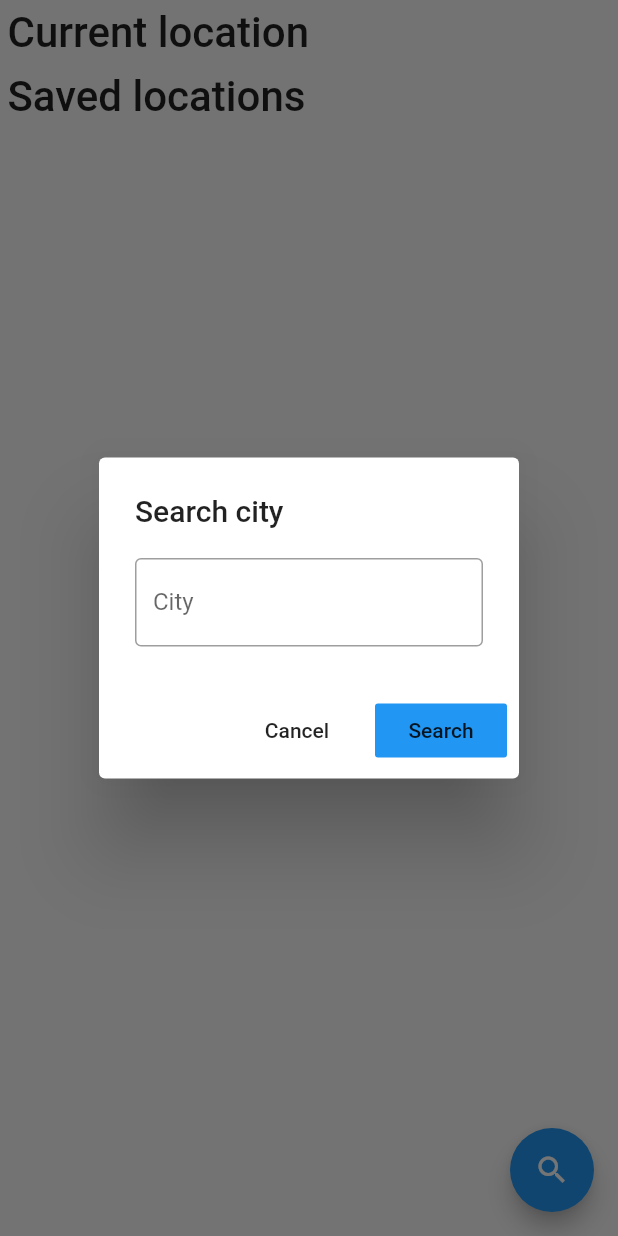
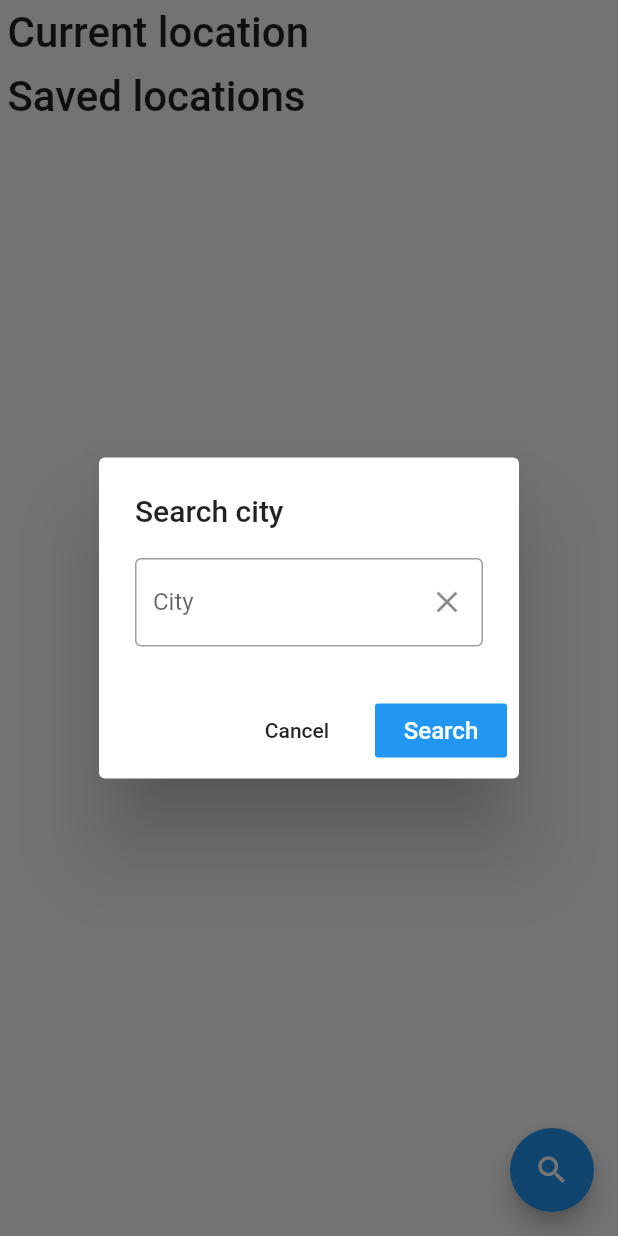
Before and after one commit to Filiponesco/WeatherApp, a Flutter app: the screen it shows after launch, after a tap on the "search" icon, on a phone screen of 412 x 824 dp. Run offline on Flutter 3.47's test engine with Material 2 defaults, Android fonts, the phone set to English and light mode, and no system bars; our stand-ins replace connectivity, geolocator, sqflite; accounts and stored records are empty.

Commit message:
add Circular Progress Indicator, upperCase(first letter in city), icon to clear textField)
To do: catch error

```diff
--- a/weather_broadcast/lib/pages/home_page.dart
+++ b/weather_broadcast/lib/pages/home_page.dart
@@ -1,4 +1,7 @@
+import 'dart:async';
+
 import 'package:flutter/cupertino.dart';
+import 'package:flutter/foundation.dart';
 import 'package:flutter/material.dart';
 import 'package:weather_broadcast/models/forecast_entity.dart';
 import 'package:connectivity/connectivity.dart';
@@ -108,11 +111,15 @@ Widget _futureLookup(Future<ForecastEntity> forecast, {bool favorite = false}) {
   );
 }
 void _searchDialog(BuildContext context, Repository repo) {
+  bool _loading = false;
+  bool _errorText = false;
   TextEditingController cityToSearch = TextEditingController();
   showDialog<void>(
     context: context,
     barrierDismissible: true,
     builder: (BuildContext context) {
+      return StatefulBuilder(
+          builder: (context, setState){
             return AlertDialog(
               title: Text('Search city'),
               content: TextField(
@@ -120,7 +127,27 @@ void _searchDialog(BuildContext context, Repository repo) {
                 decoration: InputDecoration(
                   border: OutlineInputBorder(),
                   labelText: 'City',
+                  errorText: _errorText ? 'No matching city': null,
+                  suffixIcon: IconButton(
+                    onPressed: () => cityToSearch.clear(),
+                    icon: Icon(Icons.clear),
                   ),
+                ),
+                  textInputAction: TextInputAction.search,
+                textCapitalization: TextCapitalization.words,
+                onSubmitted: (cityName){
+                  setState((){
+                    if(!_loading)
+                      _loading = true;
+                  });
+                  Future<ForecastEntity> forecastFoundFuture = repo.getBroadcastForCity(cityToSearch.text);
+                  forecastFoundFuture.then((data) {
+                    _loading = false;
+                    Navigator.push(
+                        context,
+                        MaterialPageRoute(builder: (context) => ForecastPage(forecast: data)));
+                  });
+                }
               ),
               actions: [
                 FlatButton(
@@ -131,10 +158,15 @@ void _searchDialog(BuildContext context, Repository repo) {
                 ),
                 FlatButton(
                   color: Colors.blue,
-            child: Text('Search'),
+                  child: btnWithLoading(_loading),
                   onPressed: () {
+                    setState((){
+                      if(!_loading)
+                        _loading = true;
+                    });
                     Future<ForecastEntity> forecastFoundFuture = repo.getBroadcastForCity(cityToSearch.text);
                     forecastFoundFuture.then((data) {
+                      _loading = false;
                       Navigator.push(
                           context,
                           MaterialPageRoute(builder: (context) => ForecastPage(forecast: data)));
@@ -143,29 +175,23 @@ void _searchDialog(BuildContext context, Repository repo) {
                 ),
               ],
             );
+          }
+      );
     },
   );
 }
-//Filip
-//Widget _futureNewPage(Future<ForecastEntity> forecast) {
-//  debugPrint("_futureNewPage");
-//  return FutureBuilder(
-//    future: forecast,
-//    builder: (context, data) {
-//      debugPrint("FutureBuilder");
-//      if (data.hasData) {
-//        debugPrint("has data");
-//        Navigator.push(
-//            context,
-//            MaterialPageRoute(builder: (context) => ForecastPage(forecast: data.data)));
-//      }else if (data.hasError) {
-//        debugPrint("no data");
-//        Future.delayed(Duration.zero, () => errorDialog(context));
-//        return Column();
-//      }
-//      return Center(
-//        child: CircularProgressIndicator(),
-//      );
-//    },
-//  );
-//}
+Widget btnWithLoading(_loading) {
+  if (!_loading) {
+    return new Text(
+      "Search",
+      style: const TextStyle(
+        color: Colors.white,
+        fontSize: 16.0,
+      ),
+    );
+  } else{
+    return CircularProgressIndicator(
+      valueColor: AlwaysStoppedAnimation<Color>(Colors.white),
+    );
+  }
+}
```
Lines whose indentation alone changed are shown as unchanged.
